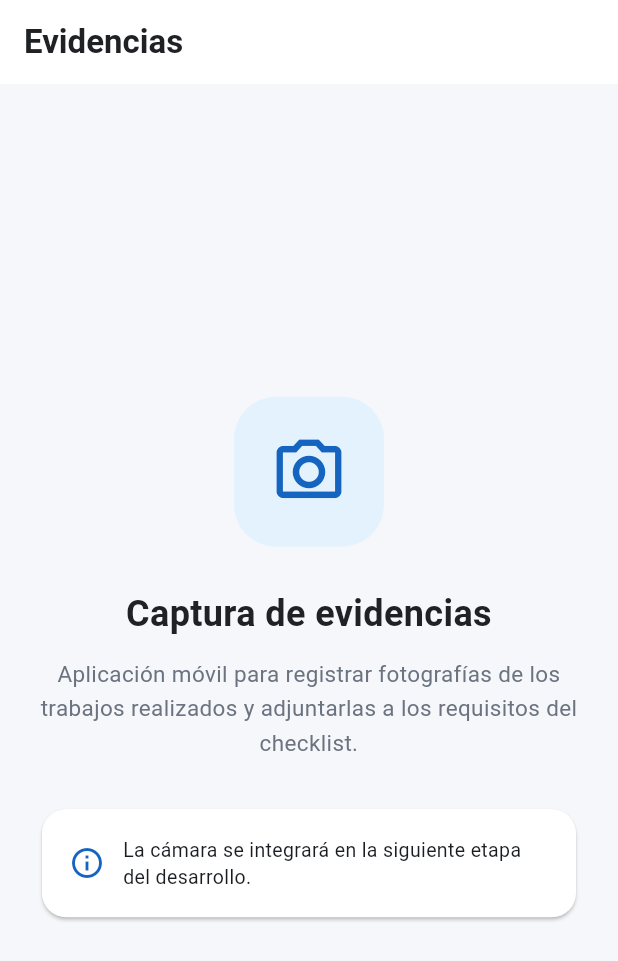
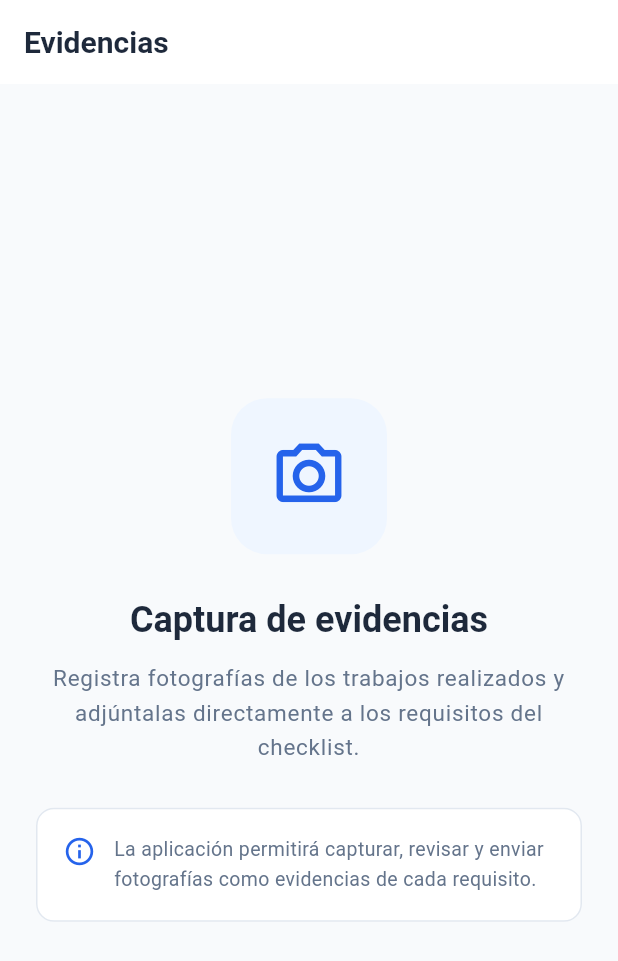
Before and after one commit to kn2tt/app-evidencias, a Flutter app: the screen it shows after launch, on a phone screen of 412 x 824 dp. Shown: the top 961 px of the screen. Run offline on Flutter 3.47's test engine with Material 3 defaults, Android fonts, the phone set to English and light mode, and no system bars; our stand-ins replace material_ui.

Commit message:
Unificacion visual de la aplicacion movil

```diff
--- a/lib/core/theme/app_theme.dart
+++ b/lib/core/theme/app_theme.dart
@@ -1,13 +1,19 @@
 import 'package:material_ui/material_ui.dart';
 
 class AppTheme {
-  // Color principal de la aplicación.
-  static const Color primaryColor = Color(0xFF1565C0);
+  // Colores oficiales del sistema web.
+  static const Color primaryColor = Color(0xFF2563EB);
+  static const Color primaryDarkColor = Color(0xFF1D4ED8);
+  static const Color primaryLightColor = Color(0xFFEFF6FF);
 
-  // Color de fondo.
-  static const Color backgroundColor = Color(0xFFF5F7FA);
+  static const Color backgroundColor = Color(0xFFF8FAFC);
+  static const Color surfaceColor = Color(0xFFFFFFFF);
 
-  // Tema claro.
+  static const Color textColor = Color(0xFF1E293B);
+  static const Color secondaryTextColor = Color(0xFF64748B);
+  static const Color borderColor = Color(0xFFE2E8F0);
+
+  // Tema claro de la aplicación.
   static ThemeData get lightTheme {
     return ThemeData(
       useMaterial3: true,
@@ -15,37 +21,85 @@ class AppTheme {
       colorScheme: ColorScheme.fromSeed(
         seedColor: primaryColor,
         brightness: Brightness.light,
+      ).copyWith(
+        primary: primaryColor,
+        onPrimary: Colors.white,
+        surface: surfaceColor,
       ),
 
       scaffoldBackgroundColor: backgroundColor,
 
       appBarTheme: const AppBarTheme(
-        backgroundColor: Colors.white,
-        foregroundColor: Color(0xFF202124),
+        backgroundColor: surfaceColor,
+        foregroundColor: textColor,
+        surfaceTintColor: Colors.transparent,
         elevation: 0,
         centerTitle: false,
+        titleTextStyle: TextStyle(
+          fontSize: 20,
+          fontWeight: FontWeight.w600,
+          color: textColor,
+        ),
+      ),
+
+      textTheme: const TextTheme(
+        headlineSmall: TextStyle(
+          fontSize: 24,
+          fontWeight: FontWeight.bold,
+          color: textColor,
+        ),
+        titleMedium: TextStyle(
+          fontSize: 16,
+          fontWeight: FontWeight.w600,
+          color: textColor,
+        ),
+        bodyLarge: TextStyle(
+          fontSize: 15,
+          height: 1.5,
+          color: textColor,
+        ),
+        bodyMedium: TextStyle(
+          fontSize: 14,
+          height: 1.5,
+          color: secondaryTextColor,
+        ),
+        bodySmall: TextStyle(
+          fontSize: 13,
+          height: 1.4,
+          color: secondaryTextColor,
+        ),
       ),
 
       elevatedButtonTheme: ElevatedButtonThemeData(
         style: ElevatedButton.styleFrom(
           backgroundColor: primaryColor,
           foregroundColor: Colors.white,
+          elevation: 0,
           padding: const EdgeInsets.symmetric(
             horizontal: 24,
             vertical: 14,
           ),
           shape: RoundedRectangleBorder(
-            borderRadius: BorderRadius.circular(12),
+            borderRadius: BorderRadius.circular(10),
           ),
         ),
       ),
 
       cardTheme: CardThemeData(
-        color: Colors.white,
-        elevation: 1,
+        color: surfaceColor,
+        elevation: 0,
+        margin: EdgeInsets.zero,
         shape: RoundedRectangleBorder(
-          borderRadius: BorderRadius.circular(16),
+          borderRadius: BorderRadius.circular(12),
+          side: const BorderSide(
+            color: borderColor,
+          ),
         ),
+      ),
+
+      dividerTheme: const DividerThemeData(
+        color: borderColor,
+        thickness: 1,
       ),
     );
   }
--- a/lib/features/camera/screens/camera_home_screen.dart
+++ b/lib/features/camera/screens/camera_home_screen.dart
@@ -1,4 +1,6 @@
 import 'package:material_ui/material_ui.dart';
+
+import '../../../core/theme/app_theme.dart';
 
 class CameraHomeScreen extends StatelessWidget {
   const CameraHomeScreen({super.key});
@@ -7,17 +9,12 @@ class CameraHomeScreen extends StatelessWidget {
   Widget build(BuildContext context) {
     return Scaffold(
       appBar: AppBar(
-        title: const Text(
-          'Evidencias',
-          style: TextStyle(
-            fontWeight: FontWeight.w600,
-          ),
-        ),
+        title: const Text('Evidencias'),
       ),
 
       body: SafeArea(
         child: Center(
-          child: Padding(
+          child: SingleChildScrollView(
             padding: const EdgeInsets.all(24),
 
             child: ConstrainedBox(
@@ -29,45 +26,39 @@ class CameraHomeScreen extends StatelessWidget {
                 mainAxisSize: MainAxisSize.min,
                 children: [
                   Container(
-                    width: 100,
-                    height: 100,
+                    width: 104,
+                    height: 104,
 
                     decoration: BoxDecoration(
-                      color: const Color(0xFFE3F2FD),
-                      borderRadius: BorderRadius.circular(28),
+                      color: AppTheme.primaryLightColor,
+                      borderRadius: BorderRadius.circular(24),
                     ),
 
                     child: const Icon(
                       Icons.camera_alt_outlined,
                       size: 52,
-                      color: Color(0xFF1565C0),
+                      color: AppTheme.primaryColor,
                     ),
                   ),
 
                   const SizedBox(height: 28),
 
-                  const Text(
+                  Text(
                     'Captura de evidencias',
                     textAlign: TextAlign.center,
-                    style: TextStyle(
-                      fontSize: 24,
-                      fontWeight: FontWeight.bold,
-                      color: Color(0xFF202124),
-                    ),
+                    style: Theme.of(context).textTheme.headlineSmall,
                   ),
 
                   const SizedBox(height: 12),
 
-                  const Text(
-                    'Aplicación móvil para registrar fotografías '
-                    'de los trabajos realizados y adjuntarlas '
-                    'a los requisitos del checklist.',
+                  Text(
+                    'Registra fotografías de los trabajos realizados '
+                    'y adjúntalas directamente a los requisitos '
+                    'del checklist.',
                     textAlign: TextAlign.center,
-                    style: TextStyle(
-                      fontSize: 15,
-                      height: 1.5,
-                      color: Color(0xFF6B7280),
-                    ),
+                    style: Theme.of(context).textTheme.bodyLarge?.copyWith(
+                          color: AppTheme.secondaryTextColor,
+                        ),
                   ),
 
                   const SizedBox(height: 28),
@@ -77,21 +68,25 @@ class CameraHomeScreen extends StatelessWidget {
                       padding: EdgeInsets.all(18),
 
                       child: Row(
+                        crossAxisAlignment: CrossAxisAlignment.start,
                         children: [
                           Icon(
                             Icons.info_outline,
-                            color: Color(0xFF1565C0),
+                            color: AppTheme.primaryColor,
+                            size: 22,
                           ),
 
                           SizedBox(width: 12),
 
                           Expanded(
                             child: Text(
-                              'La cámara se integrará en la '
-                              'siguiente etapa del desarrollo.',
+                              'La aplicación permitirá capturar, '
+                              'revisar y enviar fotografías como '
+                              'evidencias de cada requisito.',
                               style: TextStyle(
                                 fontSize: 13,
-                                height: 1.4,
+                                height: 1.5,
+                                color: AppTheme.secondaryTextColor,
                               ),
                             ),
                           ),
```
Also changed, not shown: 1 other file.
